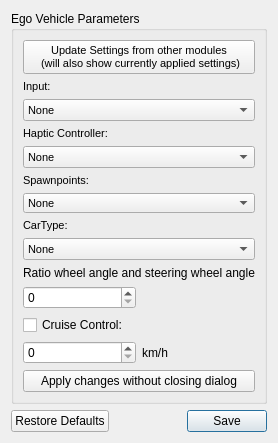
First picture: the form in modules/carlainterface/carlainterface_agentclasses/ui/ego_vehicle_settings_ui.ui, repository tud-hri/joan, before the edit.
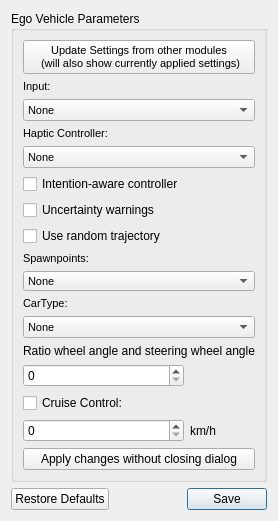
Second picture: the form after the edit.

```diff
--- a/modules/carlainterface/carlainterface_agentclasses/ui/ego_vehicle_settings_ui.ui
+++ b/modules/carlainterface/carlainterface_agentclasses/ui/ego_vehicle_settings_ui.ui
@@ -7,7 +7,7 @@
     <x>0</x>
     <y>0</y>
     <width>273</width>
-    <height>440</height>
+    <height>490</height>
    </rect>
   </property>
   <property name="windowTitle">
@@ -20,7 +20,50 @@
       <string>Ego Vehicle Parameters</string>
      </property>
      <layout class="QGridLayout" name="gridLayout_2">
-      <item row="6" column="0" colspan="2">
+      <item row="13" column="0">
+       <widget class="QSpinBox" name="spin_steering_ratio"/>
+      </item>
+      <item row="12" column="0" colspan="2">
+       <widget class="QLabel" name="label_4">
+        <property name="text">
+         <string>Ratio wheel angle and steering wheel angle</string>
+        </property>
+       </widget>
+      </item>
+      <item row="3" column="0">
+       <widget class="QLabel" name="label_2">
+        <property name="font">
+         <font>
+          <pointsize>8</pointsize>
+         </font>
+        </property>
+        <property name="text">
+         <string>Haptic Controller:</string>
+        </property>
+       </widget>
+      </item>
+      <item row="5" column="0">
+       <widget class="QCheckBox" name="check_box_intention">
+        <property name="text">
+         <string>Intention-aware controller</string>
+        </property>
+       </widget>
+      </item>
+      <item row="6" column="0">
+       <widget class="QCheckBox" name="check_box_takeover">
+        <property name="text">
+         <string>Uncertainty warnings</string>
+        </property>
+       </widget>
+      </item>
+      <item row="15" column="0">
+       <widget class="QCheckBox" name="check_box_set_vel">
+        <property name="text">
+         <string>Cruise Control:</string>
+        </property>
+       </widget>
+      </item>
+      <item row="9" column="0" colspan="2">
        <widget class="QComboBox" name="combo_spawnpoints">
         <property name="minimumSize">
          <size>
@@ -47,10 +90,62 @@
         </item>
        </widget>
       </item>
-      <item row="12" column="0">
-       <widget class="QCheckBox" name="check_box_set_vel">
+      <item row="16" column="1">
+       <widget class="QLabel" name="label_3">
         <property name="text">
-         <string>Cruise Control:</string>
+         <string>km/h</string>
+        </property>
+       </widget>
+      </item>
+      <item row="11" column="0" colspan="2">
+       <widget class="QComboBox" name="combo_car_type">
+        <property name="font">
+         <font>
+          <pointsize>8</pointsize>
+         </font>
+        </property>
+        <item>
+         <property name="text">
+          <string>None</string>
+         </property>
+        </item>
+       </widget>
+      </item>
+      <item row="2" column="0" colspan="2">
+       <widget class="QComboBox" name="combo_input">
+        <property name="font">
+         <font>
+          <pointsize>8</pointsize>
+         </font>
+        </property>
+        <item>
+         <property name="text">
+          <string>None</string>
+         </property>
+        </item>
+       </widget>
+      </item>
+      <item row="17" column="0" colspan="2">
+       <widget class="QPushButton" name="btn_apply_parameters">
+        <property name="text">
+         <string>Apply changes without closing dialog</string>
+        </property>
+       </widget>
+      </item>
+      <item row="16" column="0">
+       <widget class="QSpinBox" name="spin_velocity"/>
+      </item>
+      <item row="8" column="0">
+       <widget class="QLabel" name="lblSpawnpoints">
+        <property name="font">
+         <font>
+          <pointsize>8</pointsize>
+          <weight>50</weight>
+          <bold>false</bold>
+         </font>
+        </property>
+        <property name="text">
+         <string>Spawnpoints:</string>
         </property>
        </widget>
       </item>
@@ -74,6 +169,18 @@
         </item>
        </widget>
       </item>
+      <item row="1" column="0">
+       <widget class="QLabel" name="lblInput">
+        <property name="font">
+         <font>
+          <pointsize>8</pointsize>
+         </font>
+        </property>
+        <property name="text">
+         <string>Input:</string>
+        </property>
+       </widget>
+      </item>
       <item row="0" column="0" colspan="2">
        <widget class="QPushButton" name="btn_update">
         <property name="font">
@@ -87,33 +194,7 @@
         </property>
        </widget>
       </item>
-      <item row="1" column="0">
-       <widget class="QLabel" name="lblInput">
-        <property name="font">
-         <font>
-          <pointsize>8</pointsize>
-         </font>
-        </property>
-        <property name="text">
-         <string>Input:</string>
-        </property>
-       </widget>
-      </item>
-      <item row="2" column="0" colspan="2">
-       <widget class="QComboBox" name="combo_input">
-        <property name="font">
-         <font>
-          <pointsize>8</pointsize>
-         </font>
-        </property>
-        <item>
-         <property name="text">
-          <string>None</string>
-         </property>
-        </item>
-       </widget>
-      </item>
-      <item row="7" column="0">
+      <item row="10" column="0">
        <widget class="QLabel" name="label">
         <property name="font">
          <font>
@@ -125,73 +206,13 @@
         </property>
        </widget>
       </item>
-      <item row="8" column="0" colspan="2">
-       <widget class="QComboBox" name="combo_car_type">
-        <property name="font">
-         <font>
-          <pointsize>8</pointsize>
-         </font>
-        </property>
-        <item>
-         <property name="text">
-          <string>None</string>
-         </property>
-        </item>
-       </widget>
-      </item>
-      <item row="13" column="1">
-       <widget class="QLabel" name="label_3">
+      <item row="7" column="0">
+       <widget class="QCheckBox" name="check_box_random_trajectory">
         <property name="text">
-         <string>km/h</string>
+         <string>Use random trajectory</string>
         </property>
        </widget>
       </item>
-      <item row="5" column="0">
-       <widget class="QLabel" name="lblSpawnpoints">
-        <property name="font">
-         <font>
-          <pointsize>8</pointsize>
-          <weight>50</weight>
-          <bold>false</bold>
-         </font>
-        </property>
-        <property name="text">
-         <string>Spawnpoints:</string>
-        </property>
-       </widget>
-      </item>
-      <item row="14" column="0" colspan="2">
-       <widget class="QPushButton" name="btn_apply_parameters">
-        <property name="text">
-         <string>Apply changes without closing dialog</string>
-        </property>
-       </widget>
-      </item>
-      <item row="13" column="0">
-       <widget class="QSpinBox" name="spin_velocity"/>
-      </item>
-      <item row="3" column="0">
-       <widget class="QLabel" name="label_2">
-        <property name="font">
-         <font>
-          <pointsize>8</pointsize>
-         </font>
-        </property>
-        <property name="text">
-         <string>Haptic Controller:</string>
-        </property>
-       </widget>
-      </item>
-      <item row="9" column="0" colspan="2">
-       <widget class="QLabel" name="label_4">
-        <property name="text">
-         <string>Ratio wheel angle and steering wheel angle</string>
-        </property>
-       </widget>
-      </item>
-      <item row="10" column="0">
-       <widget class="QSpinBox" name="spin_steering_ratio"/>
-      </item>
      </layout>
     </widget>
    </item>
```
